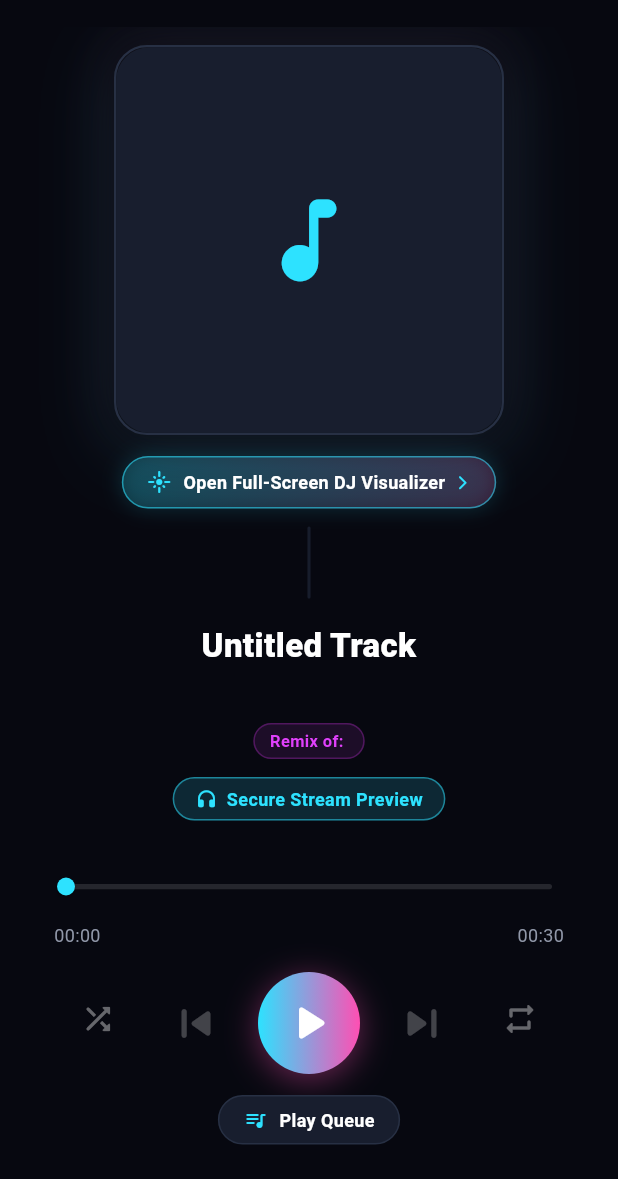
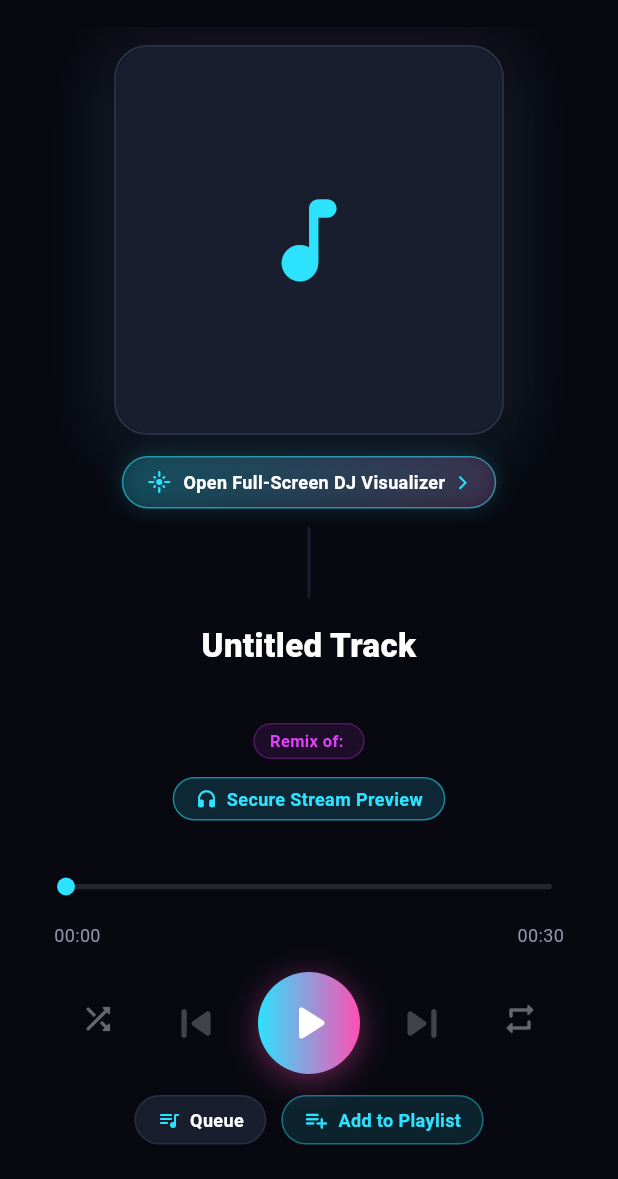
Before and after one commit to wahidsami/fun-moment, a Flutter app: the MusicTrackDetailsPage screen opened directly with empty values, on a phone screen of 412 x 824 dp, the part 57-1236 px from its top. Run offline on Flutter 3.47's test engine with Material 3 defaults, Android fonts, the phone set to English and light mode, and no system bars; our stand-ins replace audioplayers, auto_size_text, cached_network_image, carousel_slider, connectivity_plus, date_picker_timeline and 28 more; missing offline and left inert: colorlizer, flutter_inappwebview, flutter_stripe, flutterwave_standard, flutterzilla_fixed_grid, google_maps_flutter_android and 5 more; accounts and stored records are empty; network calls fail.

Commit message:
fix(music): make Add to Playlist action prominent across track cards, album tracks, and details screen

```diff
--- a/lib/view/music/music_album_details_page.dart
+++ b/lib/view/music/music_album_details_page.dart
@@ -7,6 +7,7 @@ import 'package:funmoments/service/rtl_service.dart';
 import 'package:funmoments/theme/fun_moment_theme.dart';
 import 'package:funmoments/view/music/components/mini_player_bar.dart';
 import 'package:funmoments/view/music/components/music_artwork_widget.dart';
+import 'package:funmoments/view/music/components/add_to_playlist_sheet.dart';
 import 'package:funmoments/view/music/music_track_details_page.dart';
 
 /// Dedicated Album Details page showcasing album artwork, metadata,
@@ -595,6 +596,13 @@ class _MusicAlbumDetailsPageState extends State<MusicAlbumDetailsPage> {
                   ),
                 ),
 
+                // Add to Playlist Button
+                IconButton(
+                  icon: const Icon(Icons.playlist_add_rounded, color: FMColors.cyan, size: 22),
+                  tooltip: isArabic ? 'إضافة إلى قائمة تشغيل' : 'Add to Playlist',
+                  onPressed: () => AddToPlaylistSheet.show(context, track),
+                ),
+
                 // Info / Track Details Button
                 IconButton(
                   icon: const Icon(Icons.info_outline_rounded, color: FMColors.textMuted, size: 20),
--- a/lib/view/music/music_track_details_page.dart
+++ b/lib/view/music/music_track_details_page.dart
@@ -983,7 +983,11 @@ class _MusicTrackDetailsPageState extends State<MusicTrackDetailsPage> {
 
             const SizedBox(height: 14),
 
-            // Queue quick launcher
+            // Action buttons: Queue quick launcher & Add to Playlist prominent button
+            Row(
+              mainAxisAlignment: MainAxisAlignment.center,
+              children: [
+                // 1. Queue quick launcher
                 InkWell(
                   onTap: () {
                     showModalBottomSheet(
@@ -995,7 +999,7 @@ class _MusicTrackDetailsPageState extends State<MusicTrackDetailsPage> {
                   },
                   borderRadius: BorderRadius.circular(FMRadii.pill),
                   child: Container(
-                padding: const EdgeInsets.symmetric(horizontal: 16, vertical: 7),
+                    padding: const EdgeInsets.symmetric(horizontal: 14, vertical: 7),
                     decoration: BoxDecoration(
                       color: FMColors.surfaceElevated,
                       borderRadius: BorderRadius.circular(FMRadii.pill),
@@ -1005,9 +1009,9 @@ class _MusicTrackDetailsPageState extends State<MusicTrackDetailsPage> {
                       mainAxisSize: MainAxisSize.min,
                       children: [
                         const Icon(Icons.queue_music_rounded, color: FMColors.cyan, size: 16),
-                    const SizedBox(width: 8),
+                        const SizedBox(width: 6),
                         Text(
-                      isArabic ? 'قائمة التشغيل' : 'Play Queue',
+                          isArabic ? 'قائمة الانتظار' : 'Queue',
                           style: const TextStyle(
                             color: Colors.white,
                             fontSize: 12,
@@ -1035,6 +1039,38 @@ class _MusicTrackDetailsPageState extends State<MusicTrackDetailsPage> {
                       ],
                     ),
                   ),
+                ),
+                const SizedBox(width: 10),
+
+                // 2. Add to Playlist prominent button
+                InkWell(
+                  onTap: () => AddToPlaylistSheet.show(context, _track),
+                  borderRadius: BorderRadius.circular(FMRadii.pill),
+                  child: Container(
+                    padding: const EdgeInsets.symmetric(horizontal: 14, vertical: 7),
+                    decoration: BoxDecoration(
+                      color: const Color(0xFF2DE2FF).withOpacity(0.12),
+                      borderRadius: BorderRadius.circular(FMRadii.pill),
+                      border: Border.all(color: const Color(0xFF2DE2FF).withOpacity(0.4)),
+                    ),
+                    child: Row(
+                      mainAxisSize: MainAxisSize.min,
+                      children: [
+                        const Icon(Icons.playlist_add_rounded, color: Color(0xFF2DE2FF), size: 17),
+                        const SizedBox(width: 6),
+                        Text(
+                          isArabic ? 'إضافة لقائمة تشغيل' : 'Add to Playlist',
+                          style: const TextStyle(
+                            color: Color(0xFF2DE2FF),
+                            fontSize: 12,
+                            fontWeight: FontWeight.bold,
+                          ),
+                        ),
+                      ],
+                    ),
+                  ),
+                ),
+              ],
             ),
 
             const SizedBox(height: 28),
```
Also changed, not shown: lib/view/music/music_marketplace_page.dart (+27 -0 lines). Lines whose indentation alone changed are shown as unchanged.
